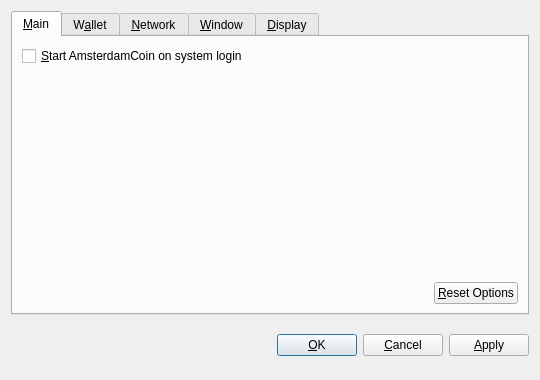
The window that src/qt/forms/optionsdialog.ui (midnight-miner/AmsterdamCoin) describes before a commit, drawn with Qt 5.
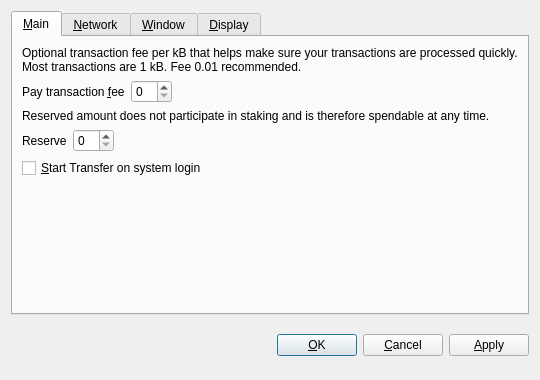
The same window after the commit. Custom widgets are drawn as their Qt base class.

Patch:
```diff
--- a/src/qt/forms/optionsdialog.ui
+++ b/src/qt/forms/optionsdialog.ui
@@ -31,69 +31,9 @@
       </attribute>
       <layout class="QVBoxLayout" name="verticalLayout_Main">
        <item>
-        <widget class="QCheckBox" name="bitcoinAtStartup">
-         <property name="toolTip">
-          <string>Automatically start AmsterdamCoin after logging in to the system.</string>
-         </property>
-         <property name="text">
-          <string>&amp;Start AmsterdamCoin on system login</string>
-         </property>
-        </widget>
-       </item>
-       <item>
-        <spacer name="verticalSpacer_Main">
-         <property name="orientation">
-          <enum>Qt::Vertical</enum>
-         </property>
-         <property name="sizeHint" stdset="0">
-          <size>
-           <width>20</width>
-           <height>40</height>
-          </size>
-         </property>
-        </spacer>
-       </item>
-       <item>
-        <layout class="QHBoxLayout" name="horizontalLayout_2_Main">
-         <item>
-          <spacer name="horizontalSpacer_2_Main">
-           <property name="orientation">
-            <enum>Qt::Horizontal</enum>
-           </property>
-           <property name="sizeHint" stdset="0">
-            <size>
-             <width>40</width>
-             <height>20</height>
-            </size>
-           </property>
-          </spacer>
-         </item>
-         <item>
-          <widget class="QPushButton" name="resetButton">
-           <property name="toolTip">
-            <string>Reset all client options to default.</string>
-           </property>
-           <property name="text">
-            <string>&amp;Reset Options</string>
-           </property>
-           <property name="autoDefault">
-            <bool>false</bool>
-           </property>
-          </widget>
-         </item>
-        </layout>
-       </item>
-      </layout>
-     </widget>
-     <widget class="QWidget" name="tabWallet">
-      <attribute name="title">
-       <string>W&amp;allet</string>
-      </attribute>
-      <layout class="QVBoxLayout" name="verticalLayout_Network">
-       <item>
         <widget class="QLabel" name="transactionFeeInfoLabel">
          <property name="text">
-          <string>Optional transaction fee per kB that helps make sure your transactions are processed quickly. Most transactions are 1 kB.</string>
+          <string>Optional transaction fee per kB that helps make sure your transactions are processed quickly. Most transactions are 1 kB. Fee 0.01 recommended.</string>
          </property>
          <property name="textFormat">
           <enum>Qt::PlainText</enum>
@@ -104,7 +44,7 @@
         </widget>
        </item>
        <item>
-        <layout class="QHBoxLayout" name="horizontalLayout_1_Main">
+        <layout class="QHBoxLayout" name="horizontalLayoutFee">
          <item>
           <widget class="QLabel" name="transactionFeeLabel">
            <property name="text">
@@ -137,9 +77,12 @@
         </layout>
        </item>
        <item>
-        <widget class="QLabel" name="label">
+        <widget class="QLabel" name="reserveBalanceInfoLabel">
          <property name="text">
-          <string>If you disable the spending of unconfirmed change, the change from a transaction cannot be used until that transaction has at least one confirmation. This also affects how your balance is computed.</string>
+          <string>Reserved amount does not participate in staking and is therefore spendable at any time.</string>
+         </property>
+         <property name="textFormat">
+          <enum>Qt::PlainText</enum>
          </property>
          <property name="wordWrap">
           <bool>true</bool>
@@ -147,9 +90,45 @@
         </widget>
        </item>
        <item>
-        <widget class="QCheckBox" name="spendZeroConfChange">
+        <layout class="QHBoxLayout" name="horizontalLayoutReserveBalance">
+         <item>
+          <widget class="QLabel" name="reserveBalanceLabel">
+           <property name="text">
+            <string>Reserve</string>
+           </property>
+           <property name="textFormat">
+            <enum>Qt::PlainText</enum>
+           </property>
+           <property name="buddy">
+            <cstring>reserveBalance</cstring>
+           </property>
+          </widget>
+         </item>
+         <item>
+          <widget class="BitcoinAmountField" name="reserveBalance"/>
+         </item>
+         <item>
+          <spacer name="horizontalSpacerReserveBalance">
+           <property name="orientation">
+            <enum>Qt::Horizontal</enum>
+           </property>
+           <property name="sizeHint" stdset="0">
+            <size>
+             <width>40</width>
+             <height>20</height>
+            </size>
+           </property>
+          </spacer>
+         </item>
+        </layout>
+       </item>
+       <item>
+        <widget class="QCheckBox" name="bitcoinAtStartup">
+         <property name="toolTip">
+          <string>Automatically start Transfer after logging in to the system.</string>
+         </property>
          <property name="text">
-          <string>Spend unconfirmed change  (experts only)</string>
+          <string>&amp;Start Transfer on system login</string>
          </property>
         </widget>
        </item>
```
Left out of the diff: 59 changed lines with no effect on the pictures.
